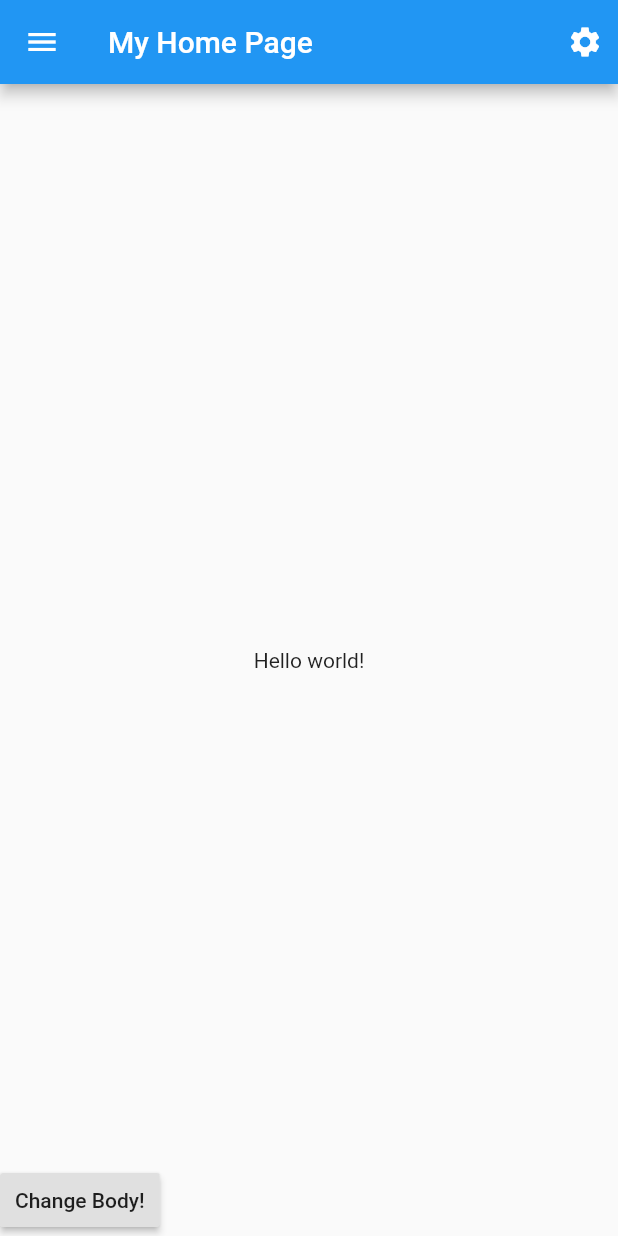
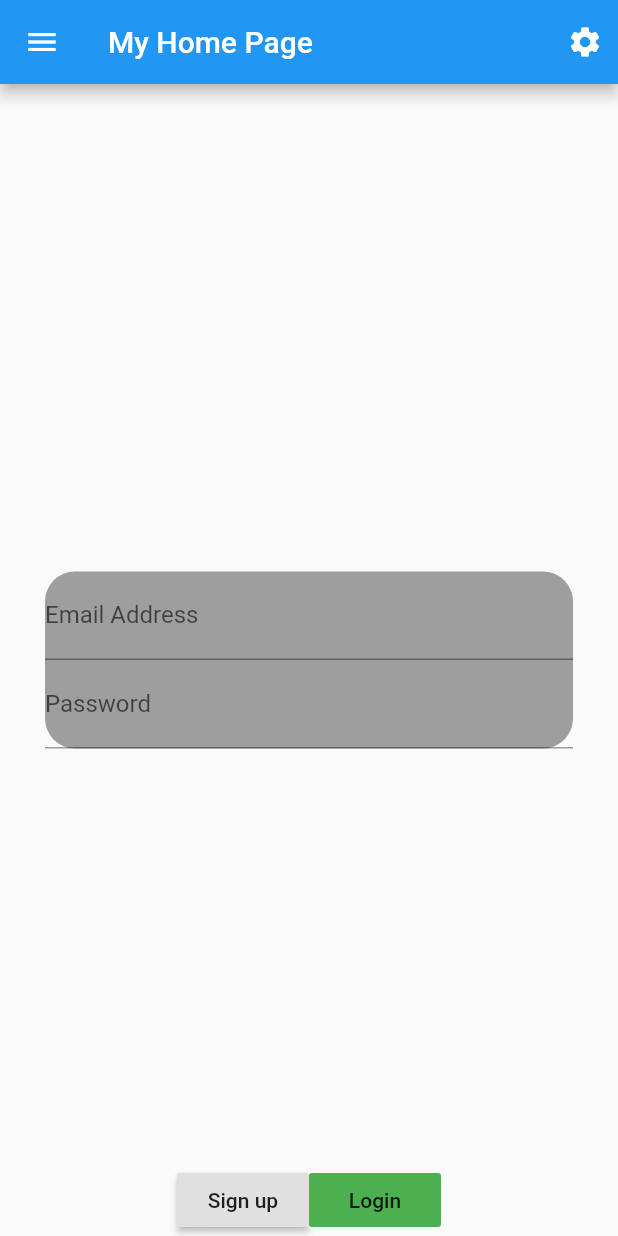
Before and after one commit to janshair/flutter-tutorial, a Flutter app: the screen it shows after launch, on a phone screen of 412 x 824 dp. Run offline on Flutter 3.47's test engine with Material 2 defaults, Android fonts, the phone set to English and light mode, and no system bars.

Commit message:
Row, Column , Container and Axis Alignment

```diff
--- a/lib/screens/my_home_page.dart
+++ b/lib/screens/my_home_page.dart
@@ -24,13 +24,52 @@ class _MyHomePageState extends State<MyHomePage> {
           ],
         ),
         body: Center(
-          child: Text(_bodyText),
+          child: Container(
+            margin: const EdgeInsets.symmetric(horizontal: 30,vertical: 50),
+            decoration: BoxDecoration(
+              color: Colors.grey,
+              shape: BoxShape.rectangle,
+              borderRadius: BorderRadius.all(Radius.circular(20))
+            ),
+
+            child: Column(
+              mainAxisSize: MainAxisSize.min,
+              mainAxisAlignment: MainAxisAlignment.center,
+              children: [
+                TextField(
+                  keyboardType: TextInputType.emailAddress,
+                  decoration: InputDecoration(
+                    labelText: 'Email Address',
+                  ),
+                ),
+                TextField(
+                  keyboardType: TextInputType.text,
+                  obscureText: true,
+                  decoration: InputDecoration(
+                    labelText: 'Password',
+                  ),
+                ),
+              ],
+            ),
+          ),
         ),
-        bottomSheet: RaisedButton(
-          padding: const EdgeInsets.all(10),
-          child: Text('Change Body!'),
-          onPressed: _changeBody,
-        ));
+        bottomSheet: Row(
+          mainAxisAlignment: MainAxisAlignment.center,
+          children: [
+            RaisedButton(
+              padding: const EdgeInsets.all(10),
+              child: Text('Sign up'),
+              onPressed: _changeBody,
+            ),
+            FlatButton(
+              color: Colors.green,
+              padding: const EdgeInsets.all(10),
+              child: Text('Login'),
+              onPressed: _changeBody,
+            )
+          ],
+        )
+    );
   }
 
   void _changeBody(){
```
